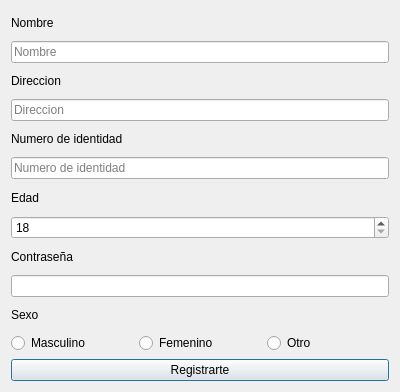
Before: the Qt Designer form ui/signin.ui in mendoza/improved-spork, drawn with Qt 5.
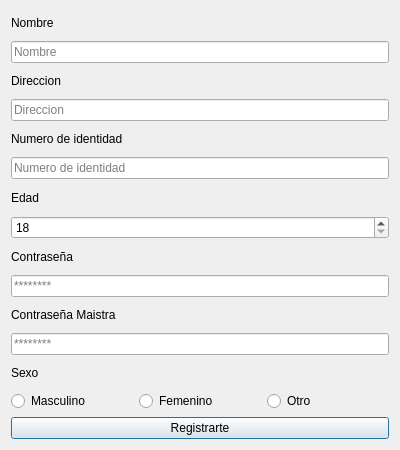
After: the same form once the commit is applied. Icons and pictures are not drawn.

Patch:
```diff
--- a/ui/signin.ui
+++ b/ui/signin.ui
@@ -7,7 +7,7 @@
     <x>0</x>
     <y>0</y>
     <width>400</width>
-    <height>392</height>
+    <height>450</height>
    </rect>
   </property>
   <property name="windowTitle">
@@ -91,6 +91,26 @@
     <widget class="QLineEdit" name="password_edit">
      <property name="echoMode">
       <enum>QLineEdit::Password</enum>
+     </property>
+     <property name="placeholderText">
+      <string>********</string>
+     </property>
+    </widget>
+   </item>
+   <item>
+    <widget class="QLabel" name="label_7">
+     <property name="text">
+      <string>Contraseña Maistra</string>
+     </property>
+    </widget>
+   </item>
+   <item>
+    <widget class="QLineEdit" name="ContraMaistra_edit">
+     <property name="echoMode">
+      <enum>QLineEdit::Password</enum>
+     </property>
+     <property name="placeholderText">
+      <string>********</string>
      </property>
     </widget>
    </item>
```
Left out of the diff: 3 changed lines with no effect on the pictures.
